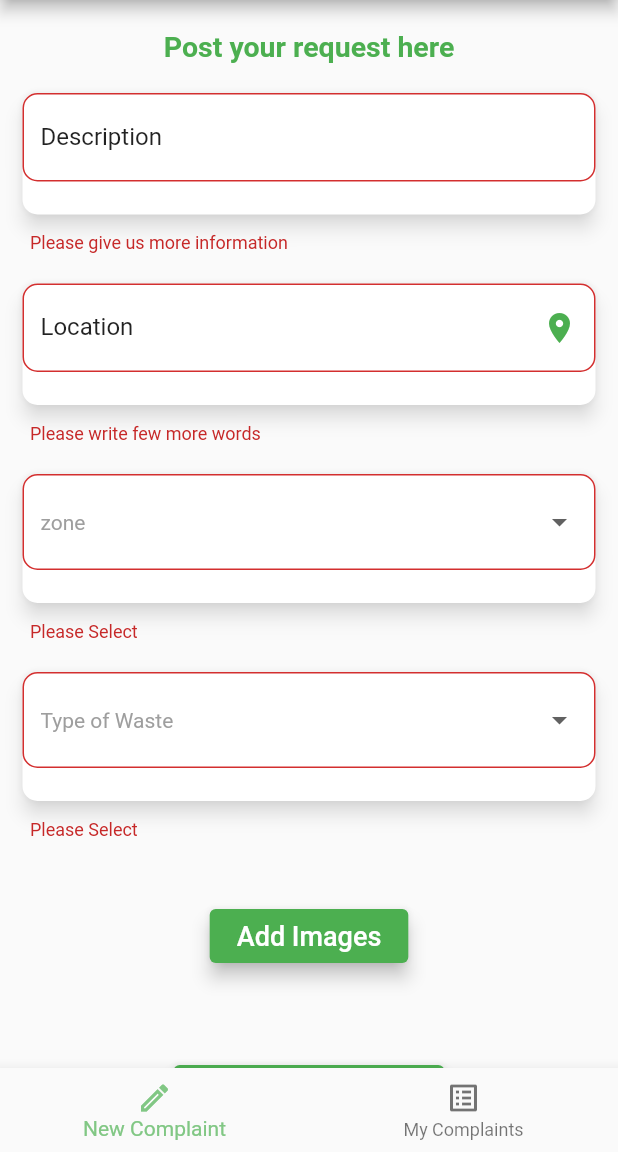
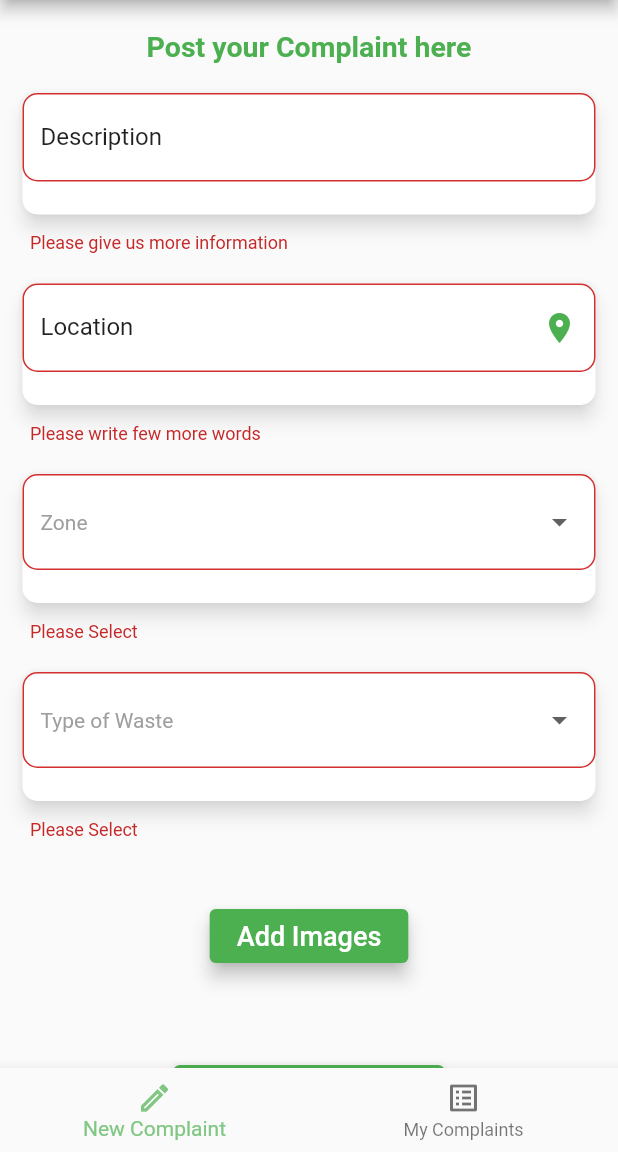
Before and after one commit to WebOps-and-Blockchain-Club/clinsti-mobile-client, a Flutter app: the HomeScreen screen opened directly, after a tap on "Submit Complaint", on a phone screen of 412 x 824 dp, the part 84-1236 px from its top. Run offline on Flutter 3.47's test engine with Material 2 defaults, Android fonts, the phone set to English and light mode, and no system bars; our stand-ins replace flutter_image_compress, fluttertoast, geolocator, google_maps_flutter, material_design_icons_flutter, shared_preferences; missing offline and left inert: multi_image_picker; accounts and stored records are empty; network calls fail.

Commit message:
fix saveRequest

```diff
--- a/lib/screens/HomeScreen/NewComplaint/main.dart
+++ b/lib/screens/HomeScreen/NewComplaint/main.dart
@@ -123,6 +123,7 @@ class _NewComplaintScreenState extends State<NewComplaintScreen> {
     _locationnode.addListener(_handleFocusChange);
     _zonenode = FocusNode();
     _wastenode = FocusNode();
+    getStoredRequest();
   }
 
   postRequest() async {
@@ -147,6 +148,7 @@ class _NewComplaintScreenState extends State<NewComplaintScreen> {
         geoLoc = false;
       });
       clearImages();
+      _storage.deleteRequest();
     } catch (e) {
       setState(() {
         error = e.toString();
@@ -155,7 +157,6 @@ class _NewComplaintScreenState extends State<NewComplaintScreen> {
     setState(() {
       loading = false;
     });
-    storeRequest();
   }
 
   void _handleFocusChange() {
@@ -182,7 +183,6 @@ class _NewComplaintScreenState extends State<NewComplaintScreen> {
 
   @override
   Widget build(BuildContext context) {
-    getStoredRequest();
     return loading
         ? Center(
             child: CircularProgressIndicator(),
@@ -198,7 +198,7 @@ class _NewComplaintScreenState extends State<NewComplaintScreen> {
                       padding: const EdgeInsets.symmetric(
                           vertical: 20, horizontal: 20),
                       child: Text(
-                        "Post your request here",
+                        "Post your Complaint here",
                         style: TextStyle(
                             color: Colors.green,
                             fontSize: 19,
@@ -434,7 +434,7 @@ class _NewComplaintScreenState extends State<NewComplaintScreen> {
                               }
                             },
                             hint: Text(
-                              'zone',
+                              'Zone',
                               style:
                                   TextStyle(color: Colors.grey, fontSize: 14),
                             ),
```
Also changed, not shown: lib/services/newRequestStore.dart (+7 -0 lines).
